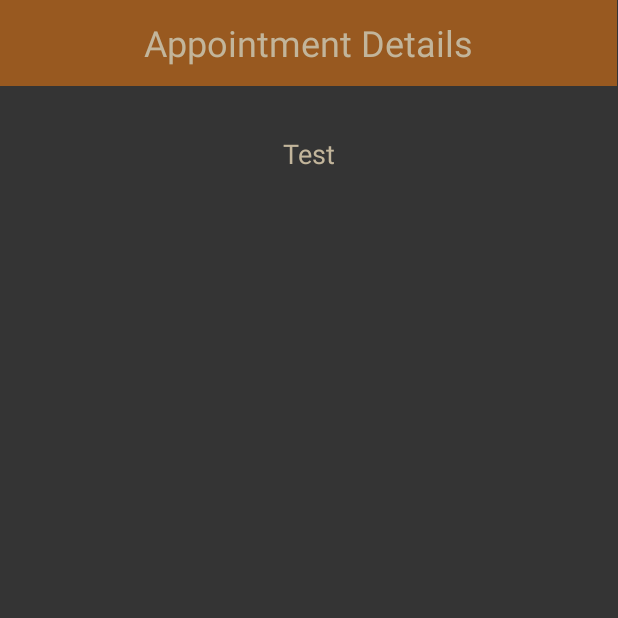
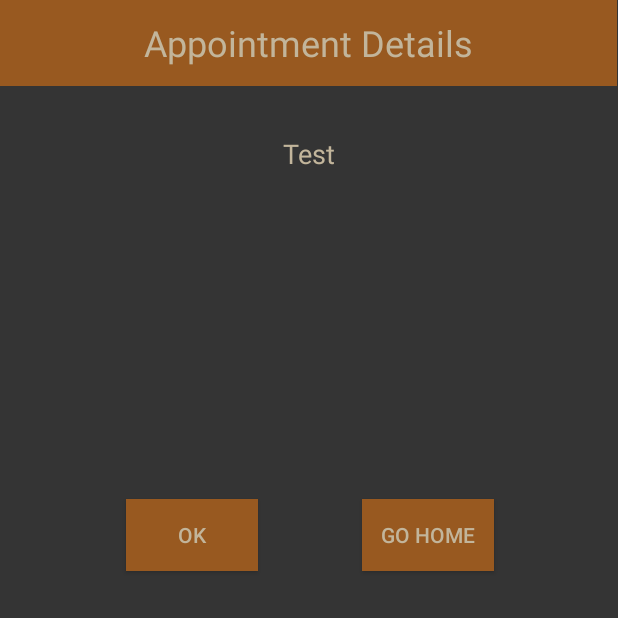
Before and after one commit to hewayman/barbershop_app, an Android app: the ConfirmationActivity screen opened directly, with no data from a screen before it, on a phone screen of 412 x 824 dp, the top half of it. Run offline under Robolectric (Android 15) with nearby library versions, the phone set to English and light mode, and no system bars.

Commit message:
adding buttons to confirmation page

```diff
--- a/app/src/main/java/com/murach/barbershop/CalendarActivity.java
+++ b/app/src/main/java/com/murach/barbershop/CalendarActivity.java
@@ -41,10 +41,6 @@ public class CalendarActivity extends AppCompatActivity {
                 date = (i1 + 1) + "/" + i2 + "/" + i;
                 Log.d(TAG, "onSelectedDayChange: mm/dd/yyyy: " + date);
 
-//                Intent intent = new Intent(CalendarActivity.this, MainActivity.class);
-//                intent.putExtra("date", date);
-//                startActivity(intent);
-
                 if (date != null) {
                     dateTextView.setText(date);
                 }
--- a/app/src/main/java/com/murach/barbershop/ConfirmationActivity.java
+++ b/app/src/main/java/com/murach/barbershop/ConfirmationActivity.java
@@ -15,5 +15,6 @@ public class ConfirmationActivity extends AppCompatActivity {
         setContentView(R.layout.confirmation_page);
         dateConfirmation = (TextView) findViewById(R.id.dateConfirmation);
         dateConfirmation.setText("Test");
+
     }
 }
--- a/app/src/main/res/layout/confirmation_page.xml
+++ b/app/src/main/res/layout/confirmation_page.xml
@@ -33,4 +33,30 @@
         app:layout_constraintStart_toStartOf="parent"
         app:layout_constraintTop_toBottomOf="@+id/confirmationHeader" />
 
+    <Button
+        android:id="@+id/okBtn"
+        android:layout_width="wrap_content"
+        android:layout_height="wrap_content"
+        android:layout_marginStart="84dp"
+        android:layout_marginLeft="84dp"
+        android:layout_marginTop="209dp"
+        android:text="@android:string/ok"
+        android:background="#985920"
+        android:textColor="#C2B59B"
+        app:layout_constraintStart_toStartOf="parent"
+        app:layout_constraintTop_toBottomOf="@+id/dateConfirmation" />
+
+    <Button
+        android:id="@+id/goHomeBtn"
+        android:layout_width="wrap_content"
+        android:layout_height="wrap_content"
+        android:layout_marginStart="69dp"
+        android:layout_marginLeft="69dp"
+        android:layout_marginTop="209dp"
+        android:background="#985920"
+        android:text="@string/go_home"
+        android:textColor="#C2B59B"
+        app:layout_constraintStart_toEndOf="@+id/okBtn"
+        app:layout_constraintTop_toBottomOf="@+id/dateConfirmation" />
+
 </androidx.constraintlayout.widget.ConstraintLayout>
--- a/app/src/main/res/values/strings.xml
+++ b/app/src/main/res/values/strings.xml
@@ -22,6 +22,8 @@
     <string name="phone">Phone</string>
     <string name="next">Next</string>
     <string name="appt_confirmation">Appointment Details</string>
+    <string name="ok">OK</string>
+    <string name="go_home">Go Home</string>
 
     <string-array name="barber_array">
         <item>Paul</item>
```
Also changed, not shown: app/src/main/res/layout/calendar.xml (+103 -2 lines).
